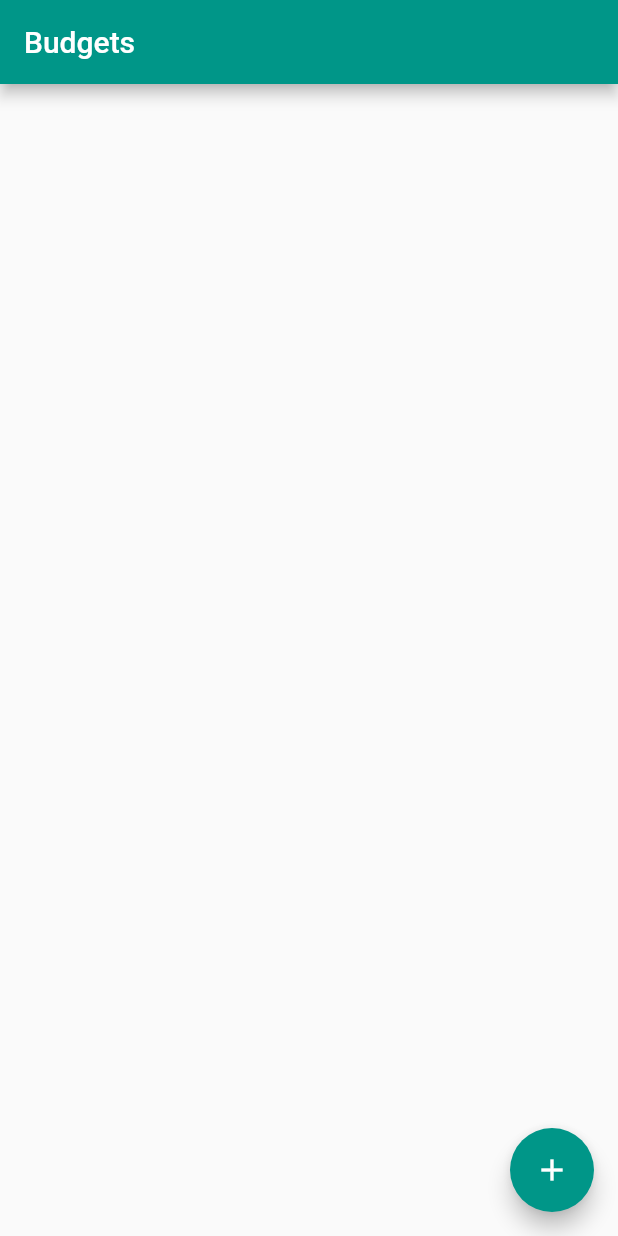
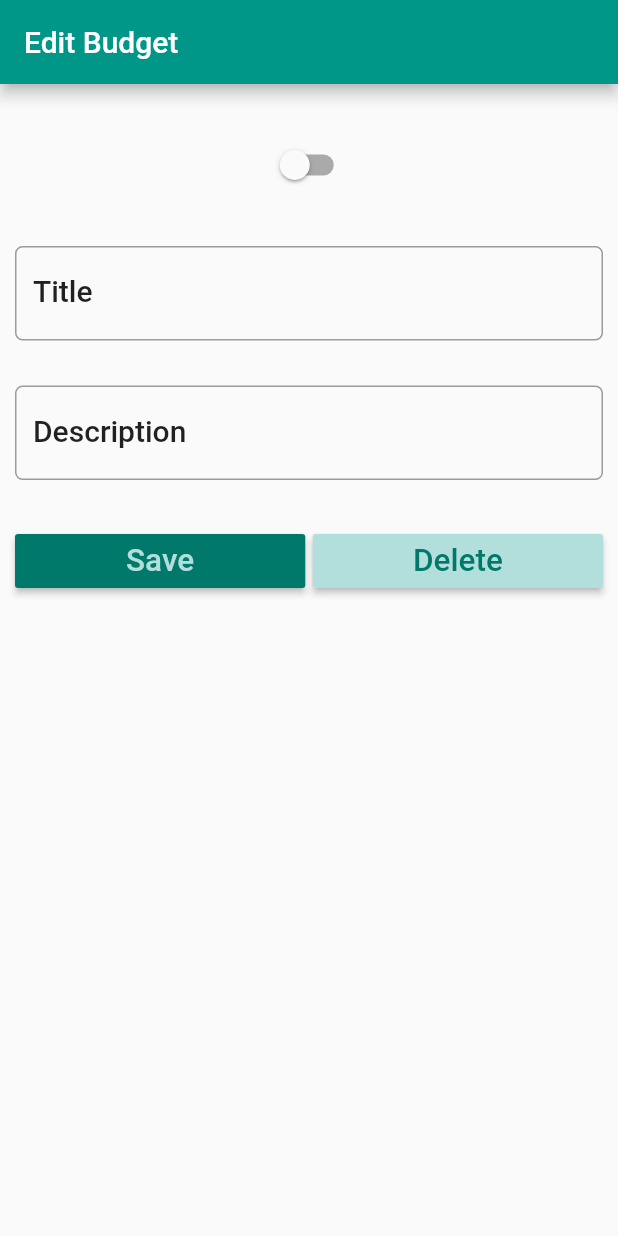
Before and after one commit to parthgoe1/My-Budget-App, a Flutter app: the screen it shows after launch, on a phone screen of 412 x 824 dp. Run offline on Flutter 3.47's test engine with Material 2 defaults, Android fonts, the phone set to English and light mode, and no system bars.

Commit message:
topic detail added

```diff
--- a/lib/main.dart
+++ b/lib/main.dart
@@ -1,5 +1,6 @@
 import 'package:flutter/material.dart';
 import 'package:budget_app/screens/TopicList.dart';
+import 'package:budget_app/screens/TopicDetail.dart';
 
 void main() {
   runApp(MyApp());
@@ -14,7 +15,7 @@ class MyApp extends StatelessWidget {
       theme: ThemeData(
         primarySwatch: Colors.teal,
       ),
-      home: TopicList(),
+      home: TopicDetail(),
     );
   }
 
--- /dev/null
+++ b/lib/screens/TopicDetail.dart
@@ -0,0 +1,123 @@
+import 'package:flutter/material.dart';
+
+class TopicDetail extends StatefulWidget {
+  @override
+  State<StatefulWidget> createState() {
+    return TopicDetailState();
+  }
+}
+
+class TopicDetailState extends State<TopicDetail> {
+
+  bool _enabled = false;
+
+  TextEditingController titleController = TextEditingController();
+  TextEditingController descriptionController = TextEditingController();
+
+  @override
+  Widget build(BuildContext context) {
+    TextStyle textStyle = Theme.of(context).textTheme.title;
+
+    return Scaffold(
+      appBar: AppBar(
+        title: Text('Edit Budget'),
+      ),
+      body: Padding(
+        padding: EdgeInsets.only(top: 15.0, left: 10.0, right: 10.0),
+        child: ListView(
+          children: <Widget>[
+            //First element
+            Padding(
+              padding: EdgeInsets.only(top: 15.0, bottom: 15.0),
+              child: Switch(
+                  value: _enabled,
+                  onChanged: (bool value) {
+                    setState(() {
+                      _enabled = value;
+                    });
+                  }),
+            ),
+
+            //Second Element
+            Padding(
+              padding: EdgeInsets.only(top: 15.0, bottom: 15.0),
+              child: TextField(
+                controller: titleController,
+                style: textStyle,
+                onChanged: (value) {
+                  debugPrint('Something chanaged in title Text Field');
+                },
+                decoration: InputDecoration(
+                    labelText: 'Title',
+                    labelStyle: textStyle,
+                    border: OutlineInputBorder(
+                        borderRadius: BorderRadius.circular(5.0))),
+              ),
+            ),
+
+            //Third Element
+            Padding(
+              padding: EdgeInsets.only(top: 15.0, bottom: 15.0),
+              child: TextField(
+                controller: descriptionController,
+                style: textStyle,
+                onChanged: (value) {
+                  debugPrint('Something chanaged in description Text Field');
+                },
+                decoration: InputDecoration(
+                    labelText: 'Description',
+                    labelStyle: textStyle,
+                    border: OutlineInputBorder(
+                        borderRadius: BorderRadius.circular(5.0))),
+              ),
+            ),
+
+            //Fourth Element
+            Padding(
+              padding: EdgeInsets.only(top: 15.0, bottom: 15.0),
+              child: Row(
+                children: <Widget>[
+                  Expanded(
+                    child: RaisedButton(
+                        color: Theme.of(context).primaryColorDark,
+                        textColor: Theme.of(context).primaryColorLight,
+                        child: Text(
+                          'Save',
+                          textScaleFactor: 1.5,
+                        ),
+                        onPressed: () {
+                          setState(() {
+                            debugPrint('Save Button Clicked');
+                          });
+                        }),
+                  ),
+
+                  Container(width: 5.0,),
+
+                  Expanded(
+                    child: RaisedButton(
+                        color: Theme.of(context).primaryColorLight,
+                        textColor: Theme.of(context).primaryColorDark,
+                        child: Text(
+                          'Delete',
+                          textScaleFactor: 1.5,
+                        ),
+                        onPressed: () {
+                          setState(() {
+                            debugPrint('Delete Button Clicked');
+                          });
+                        }),
+                  )
+                ],
+              ),
+            ),
+
+
+
+
+          ],
+        ),
+      ),
+    );
+  }
+}
```
